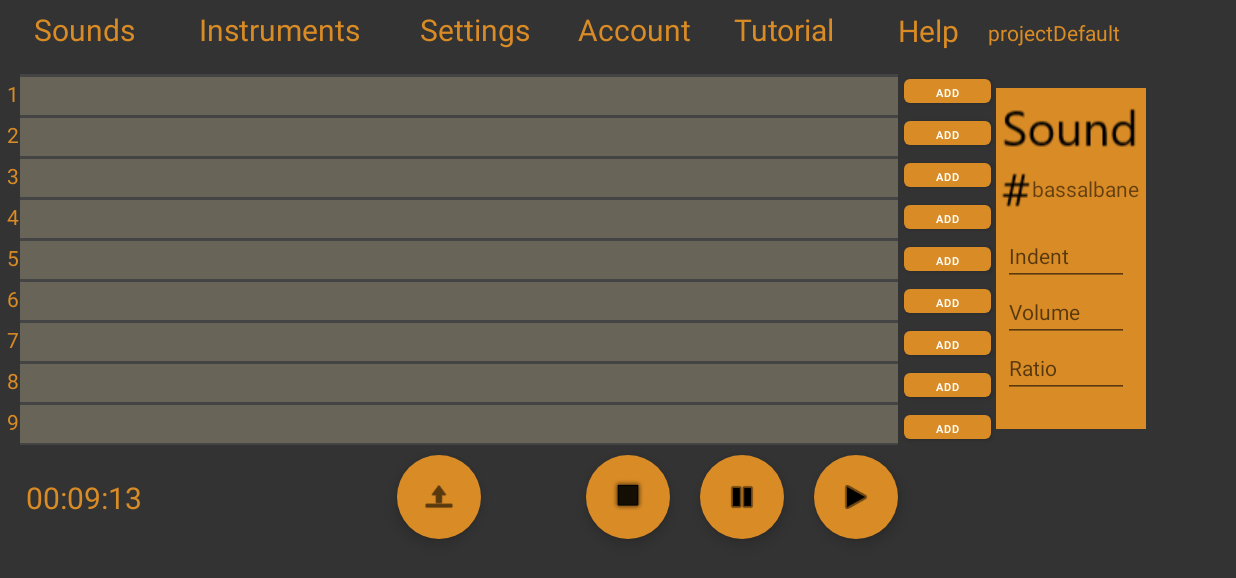
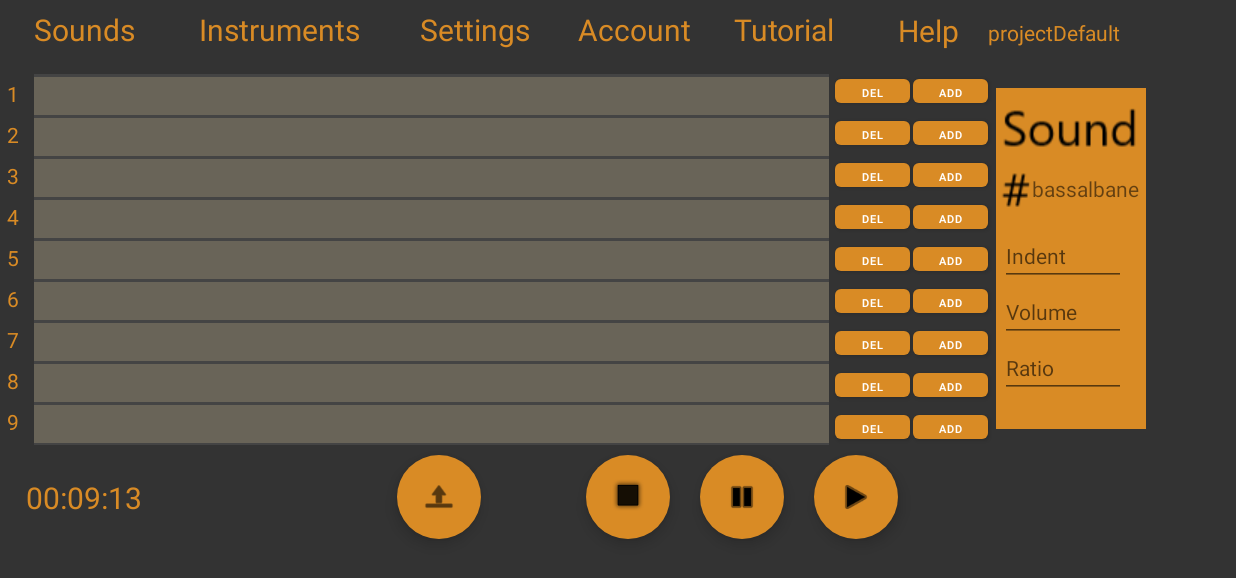
Before and after one commit to Nightbot1448/circle21-music, an Android app: the screen it shows after launch (MainActivity), on a phone screen of 824 x 412 dp (held sideways). Shown: the top 578 px of the screen. Run offline under Robolectric (Android 15) with nearby library versions, the light colour scheme and no system bars.

Commit message:
Sound visualisation a bit changed, "delete" buttons

```diff
--- a/app/src/main/AndroidManifest.xml
+++ b/app/src/main/AndroidManifest.xml
@@ -1,10 +1,8 @@
 <?xml version="1.0" encoding="utf-8"?>
 <manifest xmlns:android="http://schemas.android.com/apk/res/android"
     package="com.bigri239.easymusic">
-    <uses-permission android:name="android.permission.WRITE_EXTERNAL_STORAGE"/>
     <application
         android:allowBackup="true"
-        android:requestLegacyExternalStorage="true"
         android:icon="@mipmap/ic_launcher"
         android:label="EasyMusic"
         android:roundIcon="@mipmap/ic_launcher_round"
--- a/app/src/main/java/com/bigri239/easymusic/MainActivity.kt
+++ b/app/src/main/java/com/bigri239/easymusic/MainActivity.kt
@@ -91,6 +91,25 @@ open class MainActivity : AppCompatActivity(){
         btnAdd7.setOnClickListener { addSound(6) }
         btnAdd8.setOnClickListener { addSound(7) }
         btnAdd9.setOnClickListener { addSound(8) }
+
+        btnRem1.setOnClickListener { (currentRecycler(0).adapter as SecondsListAdapter).removeSound(
+            Sound(0,0, SoundType.SOUND1, 0)) }
+        btnRem2.setOnClickListener { (currentRecycler(1).adapter as SecondsListAdapter).removeSound(
+            Sound(0,0, SoundType.SOUND1, 1)) }
+        btnRem3.setOnClickListener { (currentRecycler(2).adapter as SecondsListAdapter).removeSound(
+            Sound(0,0, SoundType.SOUND1, 2)) }
+        btnRem4.setOnClickListener { (currentRecycler(3).adapter as SecondsListAdapter).removeSound(
+            Sound(0,0, SoundType.SOUND1, 3)) }
+        btnRem5.setOnClickListener { (currentRecycler(4).adapter as SecondsListAdapter).removeSound(
+            Sound(0,0, SoundType.SOUND1, 4)) }
+        btnRem6.setOnClickListener { (currentRecycler(5).adapter as SecondsListAdapter).removeSound(
+            Sound(0,0, SoundType.SOUND1, 5)) }
+        btnRem7.setOnClickListener { (currentRecycler(6).adapter as SecondsListAdapter).removeSound(
+            Sound(0,0, SoundType.SOUND1, 6)) }
+        btnRem8.setOnClickListener { (currentRecycler(7).adapter as SecondsListAdapter).removeSound(
+            Sound(0,0, SoundType.SOUND1, 7)) }
+        btnRem9.setOnClickListener { (currentRecycler(8).adapter as SecondsListAdapter).removeSound(
+            Sound(0,0, SoundType.SOUND1, 8)) }
 
         val path = filesDir
 
@@ -197,8 +216,8 @@ open class MainActivity : AppCompatActivity(){
         countSounds[x]++
         sounds[x][countSounds[x]] = sound
         (currentRecycler(x).adapter as SecondsListAdapter).addSound(Sound(
-            (edittextmain1.text.toString().toFloat() / 100).roundToInt(),
-            ((getSoundLength(sound.res) / sound.ratio) / 100).toInt() + 1,
+            (edittextmain1.text.toString().toFloat() / 40).roundToInt(),
+            ((getSoundLength(sound.res) / sound.ratio) / 40).toInt() + 1,
             currentColor(countSounds[x]), x))
     }
 
@@ -302,8 +321,8 @@ open class MainActivity : AppCompatActivity(){
                     val indentFloat : Float = if (j != 0) params[2].toLong() - getSoundLength(sounds[i][j - 1].res) / sounds[i][j - 1].ratio
                     else params[2].toFloat()
                     (currentRecycler(i).adapter as SecondsListAdapter).addSound(Sound(
-                        (indentFloat / 100).roundToInt(),
-                        ((getSoundLength(sounds[i][j].res) / sounds[i][j].ratio) / 100).toInt() + 1,
+                        (indentFloat / 40).roundToInt(),
+                        ((getSoundLength(sounds[i][j].res) / sounds[i][j].ratio) / 40).toInt() + 1,
                         currentColor(j), i))
                 }
             }
@@ -337,12 +356,14 @@ open class MainActivity : AppCompatActivity(){
     }
 
     fun removeLastSound(i : Int) {
+        if (state != "unready") {
             sounds[i][countSounds[i]] = SoundInfo("", i + 1, 0, 1.0F, 0, 1.0F)
             countSounds[i]--
             if (countSounds[i] == -1 && countTracks == i) countTracks --
             if (countTracks == -1) {
                 countTracks = 0
                 state = "unready"
+            }
         }
     }
 
--- a/app/src/main/java/com/bigri239/easymusic/SecondsListAdapter.kt
+++ b/app/src/main/java/com/bigri239/easymusic/SecondsListAdapter.kt
@@ -46,7 +46,7 @@ class SecondsListAdapter(val connector : MainActivity.Connector) : RecyclerView.
             }
         }
         // TODO check
-        for (i in 0..300-soundSeconds.size) {
+        for (i in 0..3000-soundSeconds.size) {
             soundSeconds.add(SoundSecond())
         }
         notifyDataSetChanged()
--- a/app/src/main/res/layout-land/activity_main.xml
+++ b/app/src/main/res/layout-land/activity_main.xml
@@ -21,11 +21,11 @@
 
     <androidx.constraintlayout.widget.ConstraintLayout
         android:id="@+id/constraintLayout"
-        android:layout_width="585dp"
+        android:layout_width="530dp"
         android:layout_height="247dp"
         android:layout_marginTop="16dp"
         android:background="#444444"
-        app:layout_constraintEnd_toStartOf="@+id/help"
+        app:layout_constraintStart_toStartOf="@+id/file"
         app:layout_constraintTop_toBottomOf="@+id/file"
         tools:context=".MainActivity"
         tools:ignore="MissingConstraints">
@@ -410,7 +410,7 @@
 
     <Button
         android:id="@+id/btnAdd8"
-        android:layout_width="58dp"
+        android:layout_width="50dp"
         android:layout_height="28dp"
         android:text="add"
         android:textSize="7sp"
@@ -419,7 +419,7 @@
 
     <Button
         android:id="@+id/btnAdd6"
-        android:layout_width="58dp"
+        android:layout_width="50dp"
         android:layout_height="28dp"
         android:text="add"
         android:textSize="7sp"
@@ -428,7 +428,7 @@
 
     <Button
         android:id="@+id/btnAdd5"
-        android:layout_width="58dp"
+        android:layout_width="50dp"
         android:layout_height="28dp"
         android:text="add"
         android:textSize="7sp"
@@ -437,7 +437,7 @@
 
     <Button
         android:id="@+id/btnAdd3"
-        android:layout_width="58dp"
+        android:layout_width="50dp"
         android:layout_height="28dp"
         android:text="add"
         android:textSize="7sp"
@@ -446,7 +446,7 @@
 
     <Button
         android:id="@+id/btnAdd4"
-        android:layout_width="58dp"
+        android:layout_width="50dp"
         android:layout_height="28dp"
         android:text="add"
         android:textSize="7sp"
@@ -455,7 +455,7 @@
 
     <Button
         android:id="@+id/btnAdd7"
-        android:layout_width="58dp"
+        android:layout_width="50dp"
         android:layout_height="28dp"
         android:text="add"
         android:textSize="7sp"
@@ -464,7 +464,7 @@
 
     <Button
         android:id="@+id/btnAdd9"
-        android:layout_width="58dp"
+        android:layout_width="50dp"
         android:layout_height="28dp"
         android:text="add"
         android:textSize="7sp"
@@ -473,23 +473,107 @@
 
     <Button
         android:id="@+id/btnAdd1"
-        android:layout_width="58dp"
+        android:layout_width="50dp"
         android:layout_height="28dp"
         android:layout_marginStart="4dp"
         android:layout_marginTop="12dp"
         android:text="add"
         android:textSize="7sp"
-        app:layout_constraintStart_toStartOf="@+id/help"
+        app:layout_constraintEnd_toStartOf="@+id/txt"
         app:layout_constraintTop_toBottomOf="@+id/help" />
 
     <Button
         android:id="@+id/btnAdd2"
-        android:layout_width="58dp"
+        android:layout_width="50dp"
         android:layout_height="28dp"
         android:text="add"
         android:textSize="7sp"
         app:layout_constraintStart_toStartOf="@+id/btnAdd1"
         app:layout_constraintTop_toBottomOf="@+id/btnAdd1" />
+
+
+    <Button
+        android:id="@+id/btnRem8"
+        android:layout_width="50dp"
+        android:layout_height="28dp"
+        android:text="del"
+        android:textSize="7sp"
+        app:layout_constraintStart_toStartOf="@+id/btnRem7"
+        app:layout_constraintTop_toBottomOf="@+id/btnRem7" />
+
+    <Button
+        android:id="@+id/btnRem6"
+        android:layout_width="50dp"
+        android:layout_height="28dp"
+        android:text="del"
+        android:textSize="7sp"
+        app:layout_constraintStart_toStartOf="@+id/btnRem5"
+        app:layout_constraintTop_toBottomOf="@+id/btnRem5" />
+
+    <Button
+        android:id="@+id/btnRem5"
+        android:layout_width="50dp"
+        android:layout_height="28dp"
+        android:text="del"
+        android:textSize="7sp"
+        app:layout_constraintStart_toStartOf="@+id/btnRem4"
+        app:layout_constraintTop_toBottomOf="@+id/btnRem4" />
+
+    <Button
+        android:id="@+id/btnRem3"
+        android:layout_width="50dp"
+        android:layout_height="28dp"
+        android:text="del"
+        android:textSize="7sp"
+        app:layout_constraintStart_toStartOf="@+id/btnRem2"
+        app:layout_constraintTop_toBottomOf="@+id/btnRem2" />
+
+    <Button
+        android:id="@+id/btnRem4"
+        android:layout_width="50dp"
+        android:layout_height="28dp"
+        android:text="del"
+        android:textSize="7sp"
+        app:layout_constraintStart_toStartOf="@+id/btnRem3"
+        app:layout_constraintTop_toBottomOf="@+id/btnRem3" />
+
+    <Button
+        android:id="@+id/btnRem7"
+        android:layout_width="50dp"
+        android:layout_height="28dp"
+        android:text="del"
+        android:textSize="7sp"
+        app:layout_constraintStart_toStartOf="@+id/btnRem6"
+        app:layout_constraintTop_toBottomOf="@+id/btnRem6" />
+
+    <Button
+        android:id="@+id/btnRem9"
+        android:layout_width="50dp"
+        android:layout_height="28dp"
+        android:text="del"
+        android:textSize="7sp"
+        app:layout_constraintStart_toStartOf="@+id/btnRem8"
+        app:layout_constraintTop_toBottomOf="@+id/btnRem8" />
+
+    <Button
+        android:id="@+id/btnRem1"
+        android:layout_width="50dp"
+        android:layout_height="28dp"
+        android:layout_marginStart="4dp"
+        android:layout_marginTop="12dp"
+        android:text="del"
+        android:textSize="7sp"
+        app:layout_constraintStart_toEndOf="@+id/constraintLayout"
+        app:layout_constraintTop_toBottomOf="@+id/help" />
+
+    <Button
+        android:id="@+id/btnRem2"
+        android:layout_width="50dp"
+        android:layout_height="28dp"
+        android:text="del"
+        android:textSize="7sp"
+        app:layout_constraintStart_toStartOf="@+id/btnRem1"
+        app:layout_constraintTop_toBottomOf="@+id/btnRem1" />
 
     <EditText
         android:id="@+id/edittextmain1"
--- a/app/src/main/res/layout-land/item_second.xml
+++ b/app/src/main/res/layout-land/item_second.xml
@@ -8,7 +8,7 @@
 
     <View
         android:id="@+id/viewSquare"
-        android:layout_width="5dp"
+        android:layout_width="2dp"
         android:layout_height="25dp"
         android:layout_margin="0dp"
         app:layout_constraintTop_toTopOf="parent"
```
Lines whose indentation alone changed are shown as unchanged.
